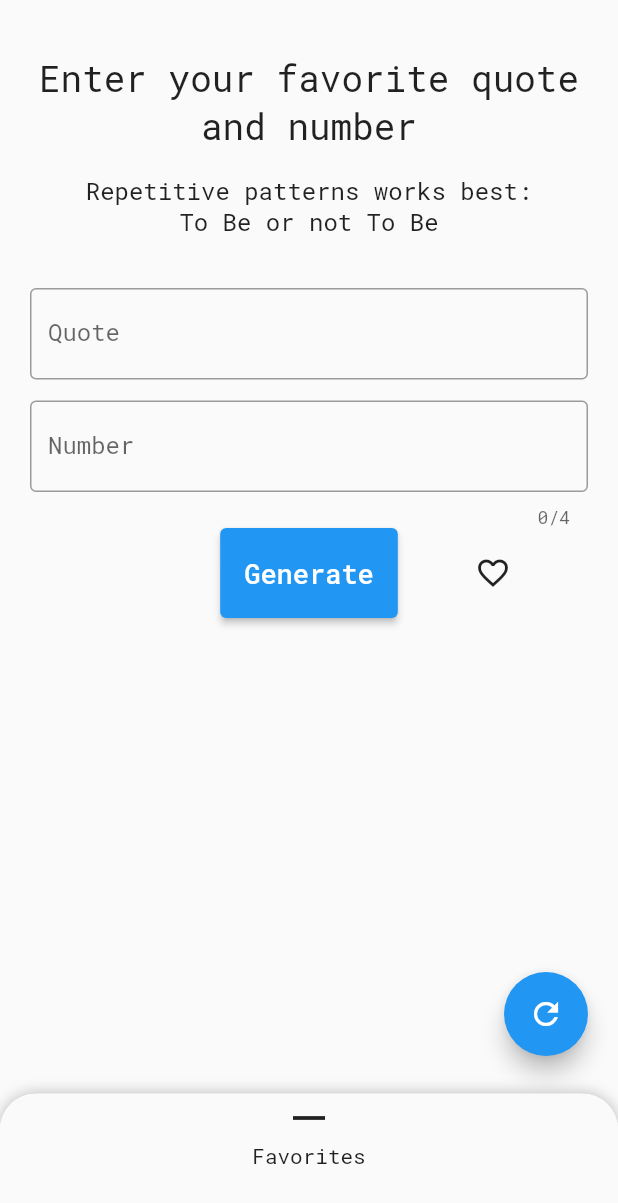
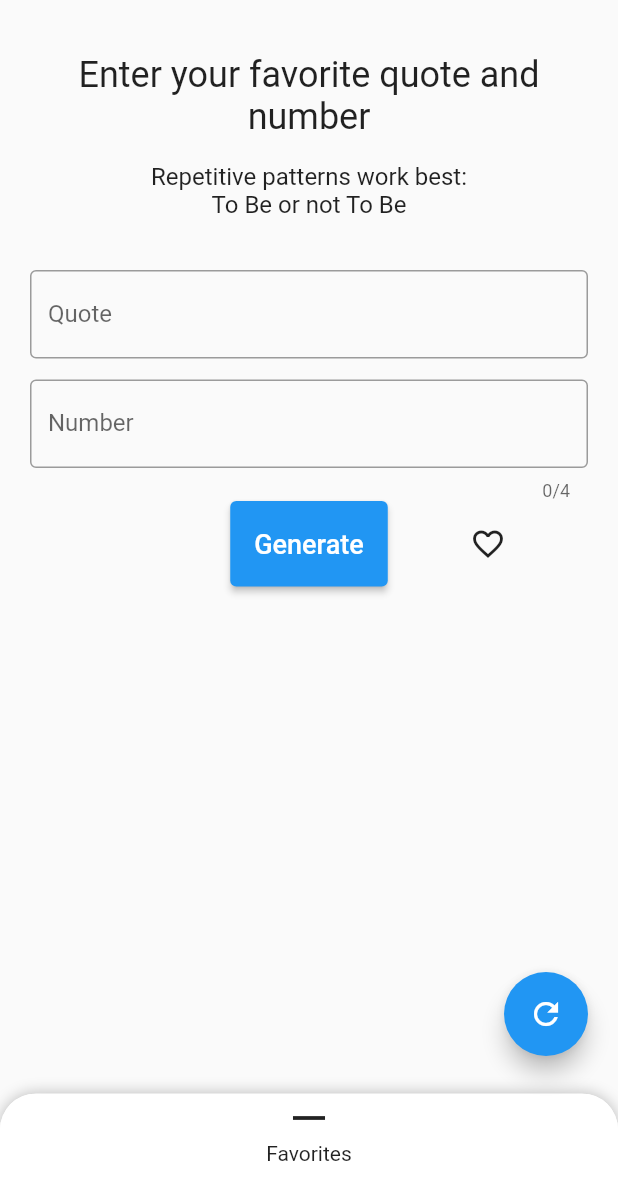
Before and after one commit to kahagino/ciphatron, a Flutter app: the screen it shows after launch, after a tap on the "refresh" icon, on a phone screen of 412 x 824 dp. Shown: the top 1203 px of the screen. Run offline on Flutter 3.47's test engine with Material 2 defaults, Android fonts, the phone set to English and light mode, and no system bars; drawn by our look-alikes of sliding_up_panel.

Commit message:
🖼 ui theme refactoring

```diff
--- a/lib/components/generate_menu.dart
+++ b/lib/components/generate_menu.dart
@@ -49,7 +49,7 @@ class _GenerateMenuState extends State<GenerateMenu> {
               height: 16.0,
             ),
             Text(
-              "Repetitive patterns works best:\nTo Be or not To Be",
+              "Repetitive patterns work best:\nTo Be or not To Be",
               textAlign: TextAlign.center,
               style: TextStyle(fontSize: 16),
             ),
--- a/lib/global.dart
+++ b/lib/global.dart
@@ -1,5 +1,4 @@
 import 'package:ciphatron/quotes_manager.dart';
-import 'package:sliding_up_panel/sliding_up_panel.dart';
 
 class Global {
   QuotesMngr quotesMngr;
--- a/lib/main.dart
+++ b/lib/main.dart
@@ -1,7 +1,6 @@
 import 'package:flutter/cupertino.dart';
 import 'package:flutter/material.dart';
 import 'package:flutter/foundation.dart';
-import 'package:google_fonts/google_fonts.dart';
 import 'package:sliding_up_panel/sliding_up_panel.dart';
 import 'package:ciphatron/components/generate_menu.dart';
 import 'package:ciphatron/global.dart';
@@ -17,17 +16,15 @@ class MyApp extends StatelessWidget {
     return MaterialApp(
       title: 'Ciphatron',
       theme: ThemeData(
-        textTheme: GoogleFonts.robotoMonoTextTheme(
-          Theme.of(context).textTheme,
-        ),
         brightness: Brightness.light,
+        accentColor: Colors.blue,
       ),
       darkTheme: ThemeData(
-        textTheme: GoogleFonts.robotoMonoTextTheme(
-          Theme.of(context).textTheme,
-        ),
+        accentColor: Colors.blue,
+        cardColor: Colors.blue,
         brightness: Brightness.dark,
-        accentColor: Colors.blue,
+        canvasColor: Color(0xff341f97),
+        dialogBackgroundColor: Colors.black,
       ),
       themeMode: ThemeMode.system,
       home: MyHomePage(title: 'Ciphatron'),
@@ -79,10 +76,13 @@ class _MyHomePageState extends State<MyHomePage> {
       minHeight: _panelHeightClosed,
       borderRadius: radius,
       controller: _pc,
+      backdropEnabled: true,
+      color: Theme.of(context).dialogBackgroundColor,
       panelBuilder: (ScrollController sc) => _scrollingList(sc, pGen),
       collapsed: Container(
         decoration: BoxDecoration(
-            color: Theme.of(context).canvasColor, borderRadius: radius),
+            color: Theme.of(context).dialogBackgroundColor,
+            borderRadius: radius),
         child: Center(
           child: Column(
             children: [
@@ -112,6 +112,7 @@ class _MyHomePageState extends State<MyHomePage> {
             bottom: _fabHeight,
             child: FloatingActionButton(
               onPressed: () {
+                _pc.close();
                 setState(() {
                   pGen.quoteController.clear();
                   pGen.numbersController.clear();
@@ -142,7 +143,7 @@ Widget _scrollingList(ScrollController sc, PswdGen pGen) {
         onDismissed: (DismissDirection dir) {
           global.quotesMngr.onUserDismiss(i);
           ScaffoldMessenger.of(context)
-              .showSnackBar(SnackBar(content: Text("$item dismissed")));
+              .showSnackBar(SnackBar(content: Text("Quote dismissed")));
         },
         background: Container(
           color: Colors.red,
@@ -151,6 +152,7 @@ Widget _scrollingList(ScrollController sc, PswdGen pGen) {
             color: Colors.white,
           ),
         ),
+        child: Card(
           child: ListTile(
             onTap: () {
               pGen.quoteController.text = item;
@@ -159,6 +161,7 @@ Widget _scrollingList(ScrollController sc, PswdGen pGen) {
             },
             title: Text(item),
           ),
+        ),
       );
     },
   );
```
Lines whose indentation alone changed are shown as unchanged.
